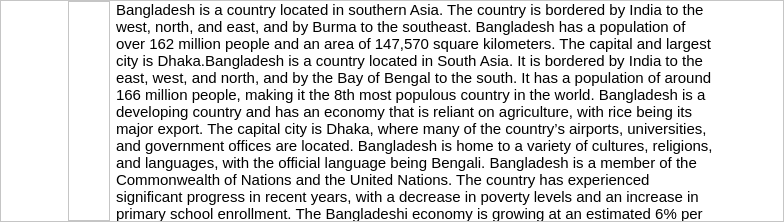
Qt form TestDemo-2/input_widget.ui (mrshakil015/Python-GUI-PyQt6) before a commit.
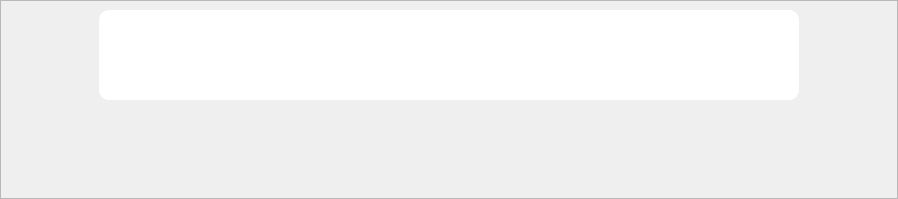
The same form after that commit. Icons and pictures are not drawn.

Commit message: Input & Output Widget modify

What changed in the file:
```diff
--- a/TestDemo-2/input_widget.ui
+++ b/TestDemo-2/input_widget.ui
@@ -6,8 +6,8 @@
    <rect>
     <x>0</x>
     <y>0</y>
-    <width>784</width>
-    <height>222</height>
+    <width>898</width>
+    <height>199</height>
    </rect>
   </property>
   <property name="windowTitle">
@@ -19,7 +19,7 @@
 padding-bottom: 5px;
 }</string>
   </property>
-  <layout class="QGridLayout" name="gridLayout_2">
+  <layout class="QGridLayout" name="gridLayout_4">
    <property name="leftMargin">
     <number>0</number>
    </property>
@@ -32,13 +32,28 @@
    <property name="bottomMargin">
     <number>0</number>
    </property>
-   <property name="verticalSpacing">
-    <number>6</number>
+   <property name="spacing">
+    <number>0</number>
    </property>
    <item row="0" column="0">
     <widget class="QFrame" name="frame">
      <property name="styleSheet">
+      <string notr="true">
+</string>
+     </property>
+     <property name="frameShape">
+      <enum>QFrame::StyledPanel</enum>
+     </property>
+     <property name="frameShadow">
+      <enum>QFrame::Raised</enum>
+     </property>
+     <layout class="QGridLayout" name="gridLayout_5">
+      <item row="0" column="1">
+       <widget class="QFrame" name="frame_4">
+        <property name="styleSheet">
       <string notr="true">background: #fff;
+border-radius: 10px;
+border: none;
 </string>
      </property>
      <property name="frameShape">
@@ -47,39 +62,8 @@
      <property name="frameShadow">
       <enum>QFrame::Raised</enum>
      </property>
-     <layout class="QGridLayout" name="gridLayout">
-      <property name="leftMargin">
-       <number>0</number>
-      </property>
-      <property name="topMargin">
-       <number>0</number>
-      </property>
-      <property name="rightMargin">
-       <number>0</number>
-      </property>
-      <property name="bottomMargin">
-       <number>0</number>
-      </property>
-      <property name="spacing">
-       <number>6</number>
-      </property>
+        <layout class="QGridLayout" name="gridLayout_2">
       <item row="0" column="0">
-       <spacer name="horizontalSpacer">
-        <property name="orientation">
-         <enum>Qt::Horizontal</enum>
-        </property>
-        <property name="sizeType">
-         <enum>QSizePolicy::MinimumExpanding</enum>
-        </property>
-        <property name="sizeHint" stdset="0">
-         <size>
-          <width>40</width>
-          <height>20</height>
-         </size>
-        </property>
-       </spacer>
-      </item>
-      <item row="0" column="1">
        <widget class="QFrame" name="frame_2">
         <property name="frameShape">
          <enum>QFrame::StyledPanel</enum>
@@ -88,18 +72,6 @@
          <enum>QFrame::Raised</enum>
         </property>
         <layout class="QGridLayout" name="gridLayout_3">
-         <property name="leftMargin">
-          <number>0</number>
-         </property>
-         <property name="topMargin">
-          <number>0</number>
-         </property>
-         <property name="rightMargin">
-          <number>0</number>
-         </property>
-         <property name="bottomMargin">
-          <number>0</number>
-         </property>
          <item row="0" column="0">
           <widget class="QLabel" name="label">
            <property name="minimumSize">
@@ -144,7 +116,16 @@
         </layout>
        </widget>
       </item>
-      <item row="0" column="2">
+         <item row="0" column="1">
+          <widget class="QFrame" name="frame_3">
+           <property name="frameShape">
+            <enum>QFrame::StyledPanel</enum>
+           </property>
+           <property name="frameShadow">
+            <enum>QFrame::Raised</enum>
+           </property>
+           <layout class="QGridLayout" name="gridLayout">
+            <item row="0" column="0">
        <widget class="QLabel" name="label_2">
         <property name="sizePolicy">
          <sizepolicy hsizetype="Preferred" vsizetype="Preferred">
@@ -167,7 +148,7 @@
          <cursorShape>IBeamCursor</cursorShape>
         </property>
         <property name="text">
-         <string>Bangladesh is a country located in southern Asia. The country is bordered by India to the west, north, and east, and by Burma to the southeast. Bangladesh has a population of over 162 million people and an area of 147,570 square kilometers. The capital and largest city is Dhaka.Bangladesh is a country located in South Asia. It is bordered by India to the east, west, and north, and by the Bay of Bengal to the south. It has a population of around 166 million people, making it the 8th most populous country in the world. Bangladesh is a developing country and has an economy that is reliant on agriculture, with rice being its major export. The capital city is Dhaka, where many of the country’s airports, universities, and government offices are located. Bangladesh is home to a variety of cultures, religions, and languages, with the official language being Bengali. Bangladesh is a member of the Commonwealth of Nations and the United Nations. The country has experienced significant progress in recent years, with a decrease in poverty levels and an increase in primary school enrollment. The Bangladeshi economy is growing at an estimated 6% per year.</string>
+               <string/>
         </property>
         <property name="alignment">
          <set>Qt::AlignLeading|Qt::AlignLeft|Qt::AlignTop</set>
@@ -180,22 +161,51 @@
         </property>
        </widget>
       </item>
-      <item row="0" column="3">
+           </layout>
+          </widget>
+         </item>
+        </layout>
+       </widget>
+      </item>
+      <item row="0" column="2">
        <spacer name="horizontalSpacer_2">
         <property name="orientation">
          <enum>Qt::Horizontal</enum>
         </property>
-        <property name="sizeType">
-         <enum>QSizePolicy::MinimumExpanding</enum>
+        <property name="sizeHint" stdset="0">
+         <size>
+          <width>80</width>
+          <height>20</height>
+         </size>
         </property>
+       </spacer>
+      </item>
+      <item row="0" column="0">
+       <spacer name="horizontalSpacer">
+        <property name="orientation">
+         <enum>Qt::Horizontal</enum>
+        </property>
         <property name="sizeHint" stdset="0">
          <size>
-          <width>40</width>
+          <width>80</width>
           <height>20</height>
          </size>
         </property>
        </spacer>
       </item>
+      <item row="1" column="1">
+       <spacer name="verticalSpacer_2">
+        <property name="orientation">
+         <enum>Qt::Vertical</enum>
+        </property>
+        <property name="sizeHint" stdset="0">
+         <size>
+          <width>20</width>
+          <height>40</height>
+         </size>
+        </property>
+       </spacer>
+      </item>
      </layout>
     </widget>
    </item>
```
Lines whose indentation alone changed are shown as unchanged. The commit also changes 11 other files.
